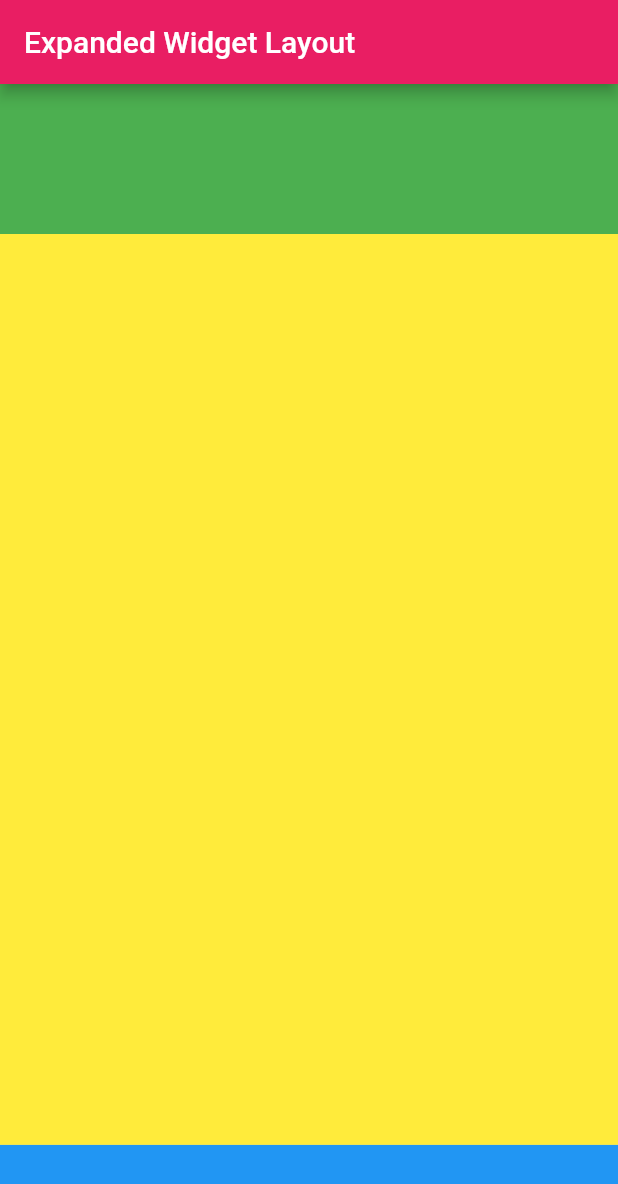
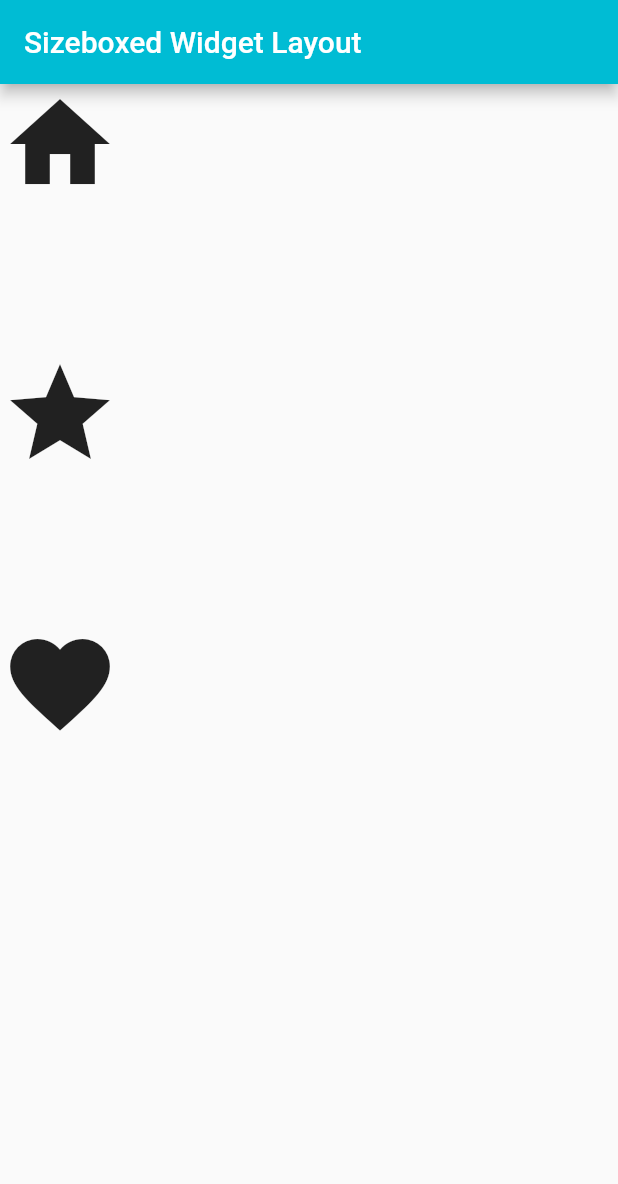
Before and after one commit to iamsamitdev/flutter_layout_inclass, a Flutter app: the screen it shows after launch, on a phone screen of 412 x 824 dp. Shown: the top 1184 px of the screen. Run offline on Flutter 3.47's test engine with Material 2 defaults, Android fonts, the phone set to English and light mode, and no system bars.

Commit message:
update sized widget

```diff
--- a/lib/main.dart
+++ b/lib/main.dart
@@ -3,6 +3,7 @@ import 'package:flutter_layout/column_widget_layout.dart';
 import 'package:flutter_layout/container_widget_layout.dart';
 import 'package:flutter_layout/expanded_widget_layout.dart';
 import 'package:flutter_layout/row_widget_layout.dart';
+import 'package:flutter_layout/sizedbox_widget_layout.dart';
 import 'package:flutter_layout/stack_widget_layout.dart';
 import 'center_widget_layout.dart';
 
@@ -18,7 +19,7 @@ class MyApp extends StatelessWidget {
       theme: ThemeData(
         primarySwatch: Colors.purple
       ),
-      home: ExpandedWidgetPage(),
+      home: SizedBoxWidgetPage(),
     );
   }
 }
--- /dev/null
+++ b/lib/sizedbox_widget_layout.dart
@@ -0,0 +1,31 @@
+import 'package:flutter/material.dart';
+
+class SizedBoxWidgetPage extends StatefulWidget {
+  SizedBoxWidgetPage({Key key}) : super(key: key);
+
+  @override
+  _SizedBoxWidgetPageState createState() => _SizedBoxWidgetPageState();
+}
+
+class _SizedBoxWidgetPageState extends State<SizedBoxWidgetPage> {
+  @override
+  Widget build(BuildContext context) {
+    return Scaffold(
+      appBar: AppBar(
+        title: Text('Sizeboxed Widget Layout'),
+        backgroundColor: Colors.cyan,
+      ),
+      body: Column(
+        children: <Widget>[
+          Icon(Icons.home, size: 80,),
+          SizedBox(height: 100),
+          Icon(Icons.star,size: 80,),
+          SizedBox(
+            height: 100,
+          ),
+          Icon(Icons.favorite,size: 80,),
+        ],
+      ),
+    );
+  }
+}
```
